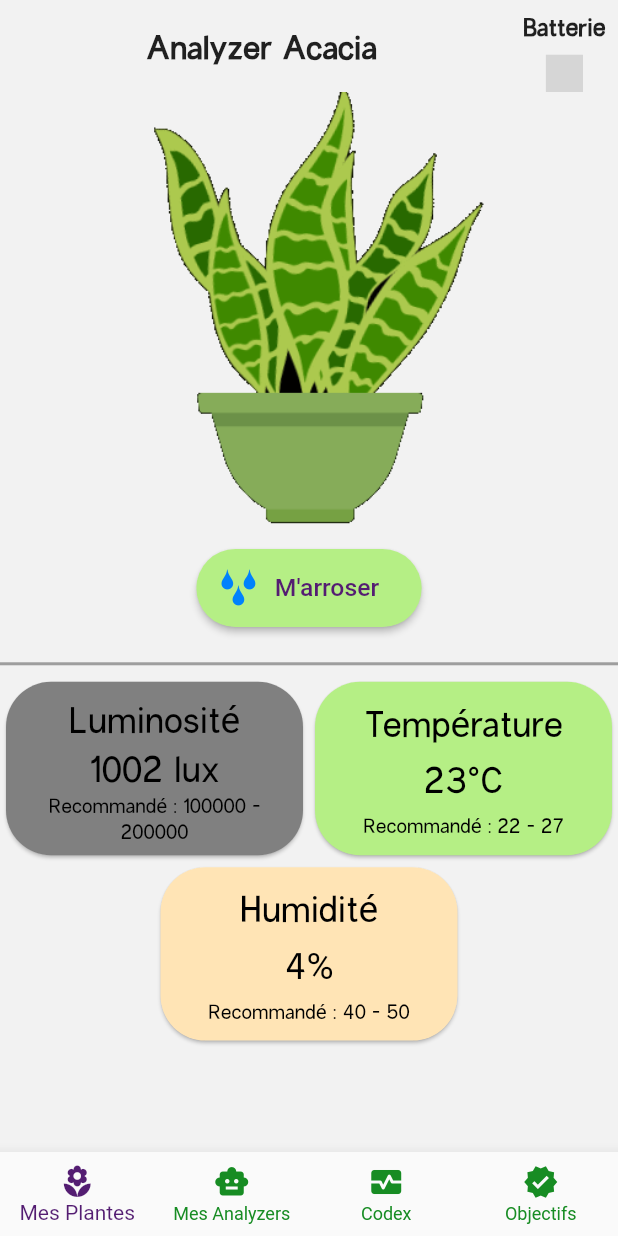
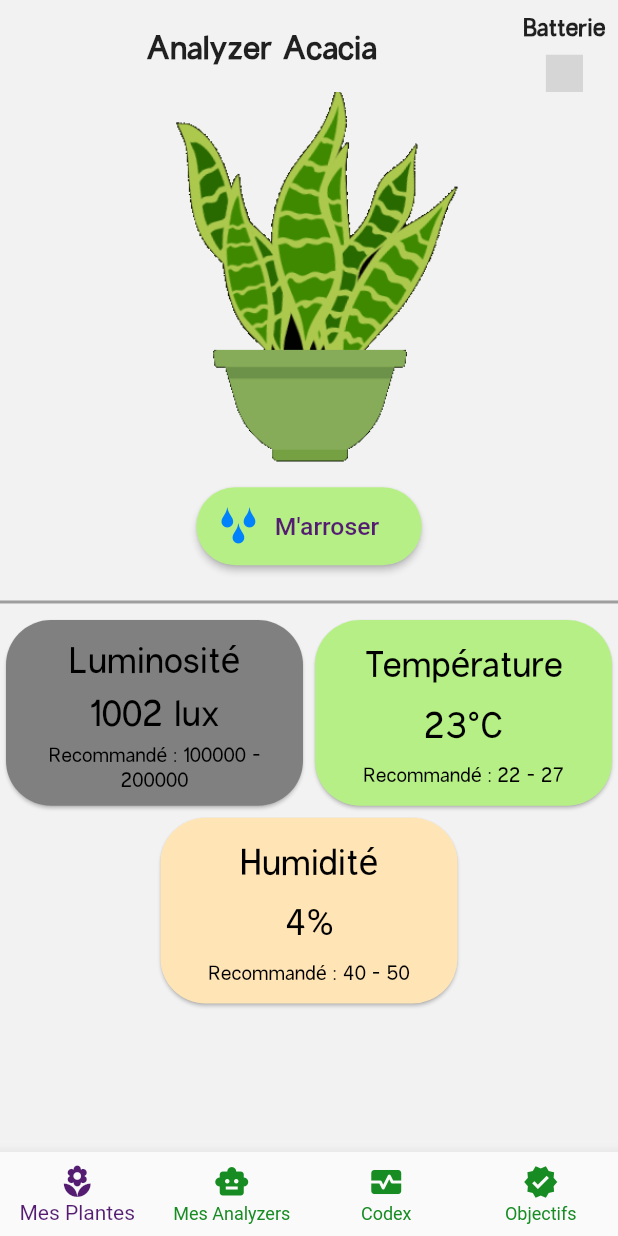
Before and after one commit to SoulPot/mobile, a Flutter app: the screen it shows after launch, on a phone screen of 412 x 824 dp. Run offline on Flutter 3.47's test engine with Material 2 defaults, Android fonts, the phone set to English and light mode, and no system bars; our stand-ins replace auth_buttons, firebase_auth, firebase_core, flutter_blue_plus, google_sign_in, im_stepper and 3 more; missing offline and left inert: battery_indicator, flutter_facebook_auth, network_info_plus, wifi_scan; accounts and stored records are empty; grey boxes are pictures that could not be loaded.

Commit message:
SANDRINE JE TE DETESTE

```diff
--- a/lib/views/plants_views/plants_view.dart
+++ b/lib/views/plants_views/plants_view.dart
@@ -77,8 +77,7 @@ class _PlantsViewState extends State<PlantsView> {
             Center(
               child: Image.asset(
                 "assets/images/plant1.gif",
-                height: 35.h,
-                width: 95.w,
+                height: 30.h,
               ),
             ),
             Padding(
--- a/lib/widgets/CardInfoPlant.dart
+++ b/lib/widgets/CardInfoPlant.dart
@@ -25,7 +25,7 @@ class _CardInfoPlantState extends State<CardInfoPlant> {
   Widget build(BuildContext context) {
     return Container(
       width: 50.w,
-      height: 15.h,
+      height: 16.h,
       child: Card(
         shape: RoundedRectangleBorder(
           borderRadius: BorderRadius.circular(30),
```
